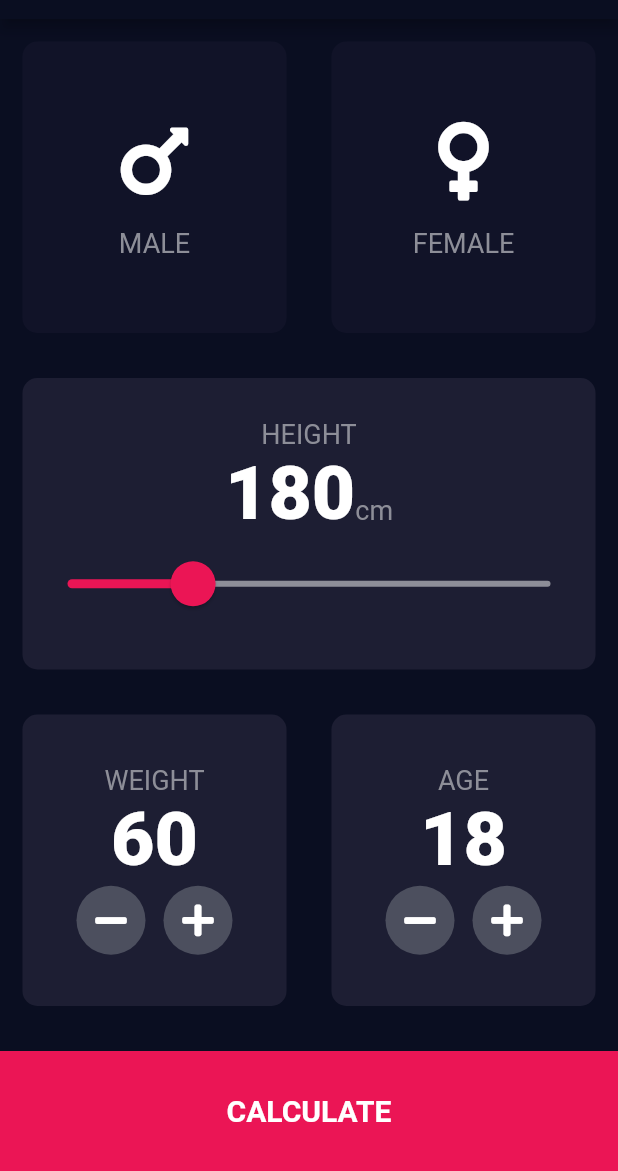
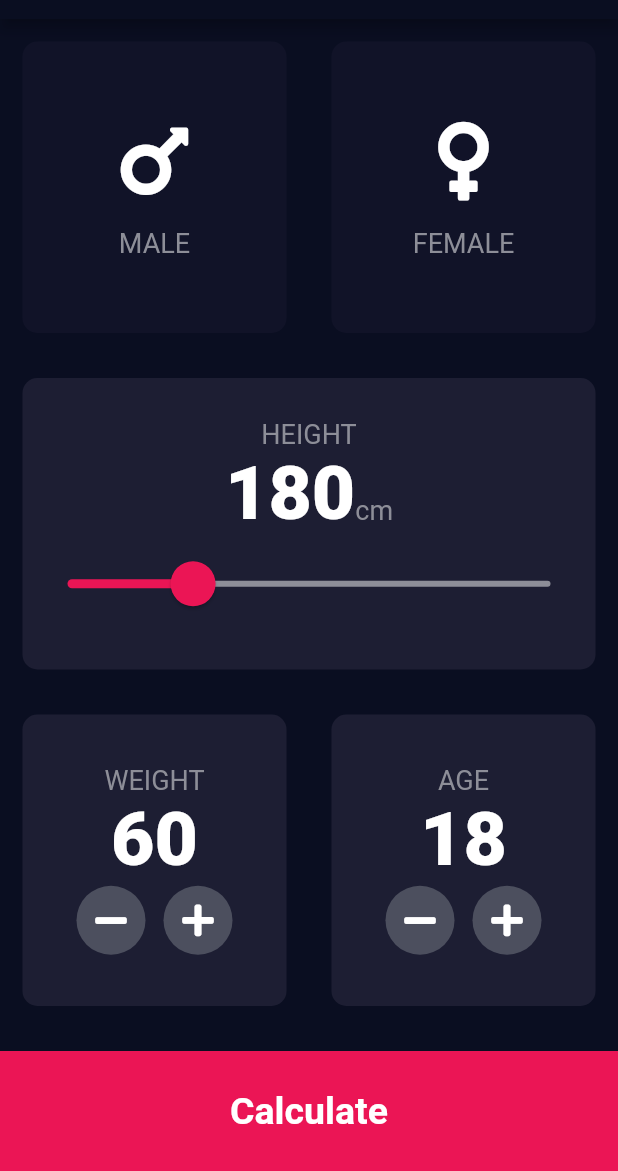
Before and after one commit to Anik7303/flutter-course, a Flutter app: the screen it shows after launch, on a phone screen of 412 x 824 dp, the part 65-1236 px from its top. Run offline on Flutter 3.47's test engine with Material 2 defaults, Android fonts, the phone set to English and light mode, and no system bars; our stand-ins replace font_awesome_flutter.

Commit message:
finished designing result_page & added bmi calculation functionality

```diff
--- /dev/null
+++ b/lib/components/bottom_button.dart
@@ -0,0 +1,31 @@
+import 'package:bmi_calculator/constants.dart';
+import 'package:flutter/material.dart';
+
+class BottomButton extends StatelessWidget {
+  final String title;
+  final Function onTap;
+  const BottomButton({
+    Key key,
+    @required this.title,
+    @required this.onTap,
+  }) : super(key: key);
+
+  @override
+  Widget build(BuildContext context) {
+    return GestureDetector(
+      child: Container(
+        child: Center(
+          child: Text(
+            this.title,
+            style: kLargeButtonTextStyle,
+          ),
+        ),
+        color: kBottomButtonColor,
+        height: kBottomButtonHeight,
+        margin: const EdgeInsets.only(top: 15.0),
+        width: double.infinity,
+      ),
+      onTap: this.onTap,
+    );
+  }
+}
--- a/lib/reusable_icon_button.dart
+++ b/lib/components/reusable_icon_button.dart
@@ -1,6 +1,5 @@
+import 'package:bmi_calculator/constants.dart';
 import 'package:flutter/material.dart';
-
-import 'constants.dart';
 
 class ReusableIconButton extends StatelessWidget {
   final double fontSize;
--- a/lib/reusable_number_card.dart
+++ b/lib/components/reusable_number_card.dart
@@ -1,7 +1,7 @@
+import 'package:bmi_calculator/constants.dart';
 import 'package:flutter/material.dart';
 import 'package:font_awesome_flutter/font_awesome_flutter.dart';
 
-import 'constants.dart';
 import 'round_icon_button.dart';
 
 class ReusableNumberCard extends StatelessWidget {
--- a/lib/round_icon_button.dart
+++ b/lib/components/round_icon_button.dart
@@ -1,6 +1,5 @@
+import 'package:bmi_calculator/constants.dart';
 import 'package:flutter/material.dart';
-
-import 'constants.dart';
 
 class RoundIconButton extends StatelessWidget {
   final IconData icon;
--- a/lib/main.dart
+++ b/lib/main.dart
@@ -1,7 +1,6 @@
+import 'package:bmi_calculator/screens/input_page.dart';
+import 'package:bmi_calculator/screens/results_page.dart';
 import 'package:flutter/material.dart';
-
-import 'input_page.dart';
-import 'results_page.dart';
 
 void main() => runApp(App());
 
--- a/lib/input_page.dart
+++ b/lib/screens/input_page.dart
@@ -1,11 +1,12 @@
-import 'package:bmi_calculator/reusable_number_card.dart';
+import 'package:bmi_calculator/calculator_brain.dart';
+import 'package:bmi_calculator/components/bottom_button.dart';
+import 'package:bmi_calculator/components/reusable_card.dart';
+import 'package:bmi_calculator/components/reusable_icon_button.dart';
+import 'package:bmi_calculator/components/reusable_number_card.dart';
+import 'package:bmi_calculator/constants.dart';
+import 'package:bmi_calculator/screens/results_page.dart';
 import 'package:flutter/material.dart';
 import 'package:font_awesome_flutter/font_awesome_flutter.dart';
-
-import 'constants.dart';
-import 'resizable_card.dart';
-import 'results_page.dart';
-import 'reusable_icon_button.dart';
 
 enum Gender { Male, Female }
 
@@ -154,27 +155,23 @@ class _InputPageState extends State<InputPage> {
             ],
           ),
         ),
-        GestureDetector(
-          child: Container(
-            child: Center(
-              child: Text(
-                'CALCULATE',
-                style: TextStyle(
-                  fontSize: 20.0,
-                  fontWeight: FontWeight.w700,
+        BottomButton(
+          onTap: () {
+            CalculatorBrain calc =
+                CalculatorBrain(height: this.height, weight: this.weight);
+            Navigator.push(
+              context,
+              MaterialPageRoute(
+                builder: (context) => ResultsPage(
+                  bmi: calc.calculateBMI(),
+                  interpretation: calc.getInterpretation(),
+                  result: calc.getResult(),
                 ),
               ),
-            ),
-            color: kBottomButtonColor,
-            height: kBottomButtonHeight,
-            margin: const EdgeInsets.only(top: 15.0),
-            width: double.infinity,
-          ),
-          onTap: () {
-            Navigator.push(context,
-                MaterialPageRoute(builder: (context) => ResultsPage()));
+            );
             // Navigator.pushNamed(context, 'results');
           },
+          title: 'Calculate',
         )
       ],
       crossAxisAlignment: CrossAxisAlignment.stretch,
```
Also changed, not shown: lib/calculator_brain.dart (added, +39 -0 lines), lib/constants.dart (+26 -2 lines), lib/results_page.dart (deleted, +0 -15 lines), lib/screens/results_page.dart (added, +60 -0 lines), lib/components/reusable_card.dart (renamed from lib/resizable_card.dart).
